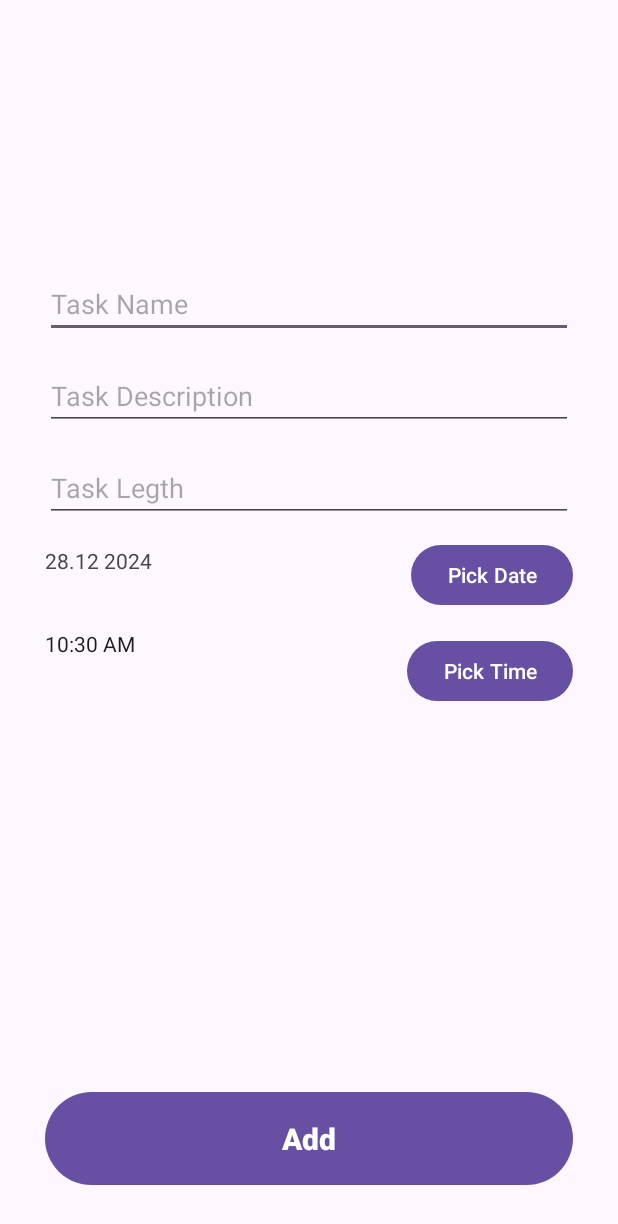
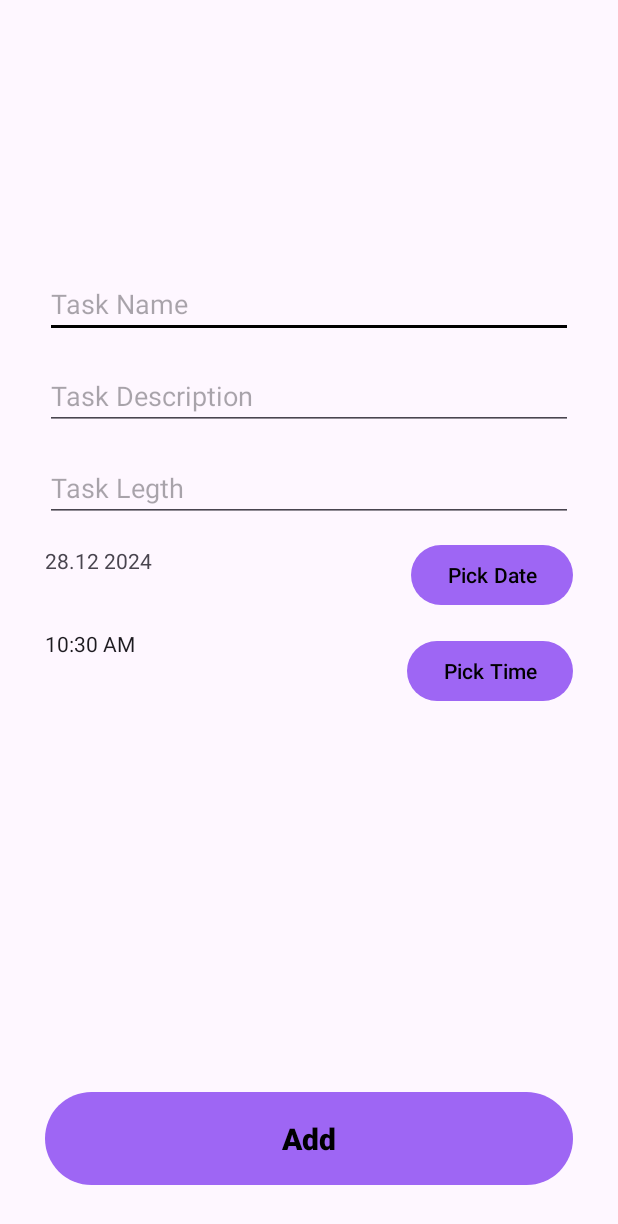
Before and after one commit to gyarab/2024-4e-svacek-DayPlanner, an Android app: the screen it shows after launch (AddTaskActivity), after a tap on "Add new Task", on a phone screen of 412 x 824 dp. Shown: the top 1224 px of the screen. Run offline under Robolectric (Android 15) with nearby library versions, the phone set to English and light mode, and no system bars.

Commit message:
seperating into fragments & color themes

```diff
--- a/app/src/main/java/com/example/dayplanner/MainActivity.java
+++ b/app/src/main/java/com/example/dayplanner/MainActivity.java
@@ -1,134 +1,94 @@
 package com.example.dayplanner;
 
 import android.content.Intent;
-import android.database.Cursor;
 import android.os.Build;
 import android.os.Bundle;
 import android.util.Log;
 import android.view.MenuItem;
 import android.view.View;
-import android.widget.Button;
 import android.widget.PopupMenu;
 import android.widget.TextView;
 import android.widget.Toast;
 
 import androidx.activity.EdgeToEdge;
 import androidx.appcompat.app.AppCompatActivity;
-import androidx.appcompat.view.menu.MenuBuilder;
 import androidx.core.graphics.Insets;
 import androidx.core.view.ViewCompat;
 import androidx.core.view.WindowInsetsCompat;
-import androidx.recyclerview.widget.LinearLayoutManager;
-import androidx.recyclerview.widget.RecyclerView;
+import androidx.fragment.app.FragmentTransaction;
 
 import com.google.android.material.floatingactionbutton.FloatingActionButton;
 
 import java.text.DateFormatSymbols;
-import java.util.ArrayList;
 import java.util.Calendar;
 
-public class MainActivity extends AppCompatActivity {
+public class MainActivity extends AppCompatActivity implements WeeklyHeaderFragment.OnDaySelectedListener {
 
-    RecyclerView timeLine;
+
     FloatingActionButton addTask;
-    RecyclerView weeklyRecyclerView;
-    TasksDBHelper timelineDbHelper;
-    ArrayList<String> task_start_time, task_title, task_description, task_length;
-    TimelineAdapter timelineAdapter;
-    DayAdapter dayAdapter;
 
     @Override
     protected void onCreate(Bundle savedInstanceState) {
         super.onCreate(savedInstanceState);
         EdgeToEdge.enable(this);
         setContentView(R.layout.activity_main);
+
+        if (savedInstanceState == null) {
+            // Add TimelineFragment to the activity
+            FragmentTransaction timelineTransaction = getSupportFragmentManager().beginTransaction();
+            timelineTransaction.replace(R.id.fragment_container_timeline, new TimelineFragment());
+            timelineTransaction.commit();
+
+            // Adding a Tag to the Timeline fragment so that I can access its methods later
+            getSupportFragmentManager()
+                    .beginTransaction()
+                    .replace(R.id.fragment_container_timeline, new TimelineFragment(), "TIMELINE_FRAGMENT_TAG")
+                    .commit();
+
+            // Add WeeklyHeaderFragment to the activity
+            FragmentTransaction transaction2 = getSupportFragmentManager().beginTransaction();
+            transaction2.replace(R.id.fragment_container_header, new WeeklyHeaderFragment());
+            transaction2.commit();
+        }
+
+        // Set up system UI insets
         ViewCompat.setOnApplyWindowInsetsListener(findViewById(R.id.main), (v, insets) -> {
-            Insets systemBars = insets.getInsets(WindowInsetsCompat.Type.systemBars());
+         Insets systemBars = insets.getInsets(WindowInsetsCompat.Type.systemBars());
             v.setPadding(systemBars.left, systemBars.top, systemBars.right, systemBars.bottom);
             return insets;
-        });
+         });
 
-        popupMenu(); //function that sets the popupmenu to work
+        popupMenu(); // function that sets the popup menu to work
 
+        // Get current date and set month/year in the UI
         Calendar calendar = Calendar.getInstance();
         int currentYear = calendar.get(Calendar.YEAR);
         int currentMonth = calendar.get(Calendar.MONTH);
-        String currentMonthName = new DateFormatSymbols().getMonths()[currentMonth]; //convert month number to name
-        ((TextView)findViewById(R.id.monthYearTextView)).setText(currentMonthName + " " + currentYear); //set the month year view to current month and year as default
+        String currentMonthName = new DateFormatSymbols().getMonths()[currentMonth]; // convert month number to name
+        ((TextView) findViewById(R.id.monthYearTextView)).setText(currentMonthName + " " + currentYear); // set the month year view to current month and year as default
 
-        //Creating timeline recyclerview
-        timeLine = findViewById(R.id.timeLine);
         addTask = findViewById(R.id.AddTaskButton);
         addTask.setOnClickListener(new View.OnClickListener() {
             @Override
             public void onClick(View view) {
-                //User wants too add new task -> new activity starts
+                // User wants to add a new task -> new activity starts
                 Intent intent = new Intent(MainActivity.this, AddTaskActivity.class);
                 startActivity(intent);
             }
         });
-
-        timelineDbHelper = new TasksDBHelper(MainActivity.this);
-        task_start_time = new ArrayList<>();
-        task_title = new ArrayList<>();
-        task_description = new ArrayList<>();
-        task_length = new ArrayList<>();
-
-        timelineAdapter = new TimelineAdapter(MainActivity.this, task_start_time, task_title, task_description, task_length);
-        timeLine.setAdapter(timelineAdapter);
-        //This line assigns your custom RecyclerView.Adapter (customAdapter) to the RecyclerView (timeLine).
-        //The adapter (customAdapter) is responsible for creating and binding the individual list items that the RecyclerView will display.
-        //In this case, customAdapter contains task data, which it will provide to each RecyclerView item through methods like onBindViewHolder
-        timeLine.setLayoutManager(new LinearLayoutManager(MainActivity.this)); //organizes the items in a vertical or horizontal scrolling list (vertical by default)
-
-        fetchTaskData("13122024");
-
-        //Creating dayRecyclerView - week displayed as a header
-        DaysList daysList = new DaysList();
-
-        dayAdapter = new DayAdapter(MainActivity.this, daysList, new DayAdapter.OnDayClickListener() {
-            @Override
-            public void onDayClick(String dateId) {
-                fetchTaskData(dateId);
-            }
-        });
-        weeklyRecyclerView = findViewById(R.id.weeklyRecyclerView);
-        weeklyRecyclerView.setAdapter(dayAdapter);
-        weeklyRecyclerView.setLayoutManager(new LinearLayoutManager(MainActivity.this, LinearLayoutManager.HORIZONTAL, false));
     }
 
-    void fetchTaskData(String dateId) {
-        Cursor cursor = timelineDbHelper.readAllDataWithDate(dateId); //Object used to retrieve data from db
-        Log.d("FETCH", "fetchTaskData: " + dateId);
-
-        //clear the arrays
-        task_start_time.clear();
-        task_title.clear();
-        task_description.clear();
-        task_length.clear();
-
-        if (cursor.getCount() == 0) {
-            //get count gets the number of rows
-            //if no rows then display a message
-            Toast.makeText(this, "Add Tasks and tackle your day!", Toast.LENGTH_SHORT).show();
+    public void onDaySelected(String dateId) {
+        // Pass the dateId to TimelineFragment
+        TimelineFragment timelineFragment = (TimelineFragment) getSupportFragmentManager().findFragmentByTag("TIMELINE_FRAGMENT_TAG");
+        if (timelineFragment != null) {
+            timelineFragment.fetchTaskData(dateId); // Call the method in the fragment
         } else {
-            //User has saved some tasks in database
-            while(cursor.moveToNext()) {
-                //moveToNext() takes next row of the retrieved db data
-                task_start_time.add(cursor.getString(4)); //adds to array the first column of the row
-                task_title.add(cursor.getString(1)); //adds to array the second column of the row and so on
-                task_description.add(cursor.getString(2));
-                task_length.add(cursor.getString(5));
-            }
-            Log.d("FETCH", task_title.toString());
+            Log.e("MainActivity", "TimelineFragment not found");
         }
-        cursor.close();
-
-        //notify the timelineAdapter that the data has changed
-        timelineAdapter.notifyDataSetChanged();
     }
-
     void popupMenu() {
+        // Function for showing a popup menu when the profile button is clicked
         FloatingActionButton profileButton = findViewById(R.id.ProfileButton);
 
         profileButton.setOnClickListener(new View.OnClickListener() {
@@ -139,7 +99,7 @@ public class MainActivity extends AppCompatActivity {
 
                 // Force icons to be shown in the PopupMenu
                 if (Build.VERSION.SDK_INT >= Build.VERSION_CODES.Q) {
-                    //by default the are for some reason hidden :)
+                    // by default the icons are hidden, but force them to be shown
                     popupMenu.setForceShowIcon(true);
                 }
 
@@ -168,6 +128,4 @@ public class MainActivity extends AppCompatActivity {
             }
         });
     }
-
-
 }
--- a/app/src/main/java/com/example/dayplanner/SettingsActivity.java
+++ b/app/src/main/java/com/example/dayplanner/SettingsActivity.java
@@ -27,7 +27,7 @@ public class SettingsActivity extends AppCompatActivity {
     public static class SettingsFragment extends PreferenceFragmentCompat {
         @Override
         public void onCreatePreferences(Bundle savedInstanceState, String rootKey) {
-            setPreferencesFromResource(R.xml.root_preferences, rootKey);
+            setPreferencesFromResource(R.xml.settings_preferences, rootKey);
         }
     }
 }
--- /dev/null
+++ b/app/src/main/java/com/example/dayplanner/TimelineFragment.java
@@ -0,0 +1,71 @@
+package com.example.dayplanner;
+
+import android.database.Cursor;
+import android.os.Bundle;
+import android.view.LayoutInflater;
+import android.view.View;
+import android.view.ViewGroup;
+import androidx.fragment.app.Fragment;
+import androidx.recyclerview.widget.LinearLayoutManager;
+import androidx.recyclerview.widget.RecyclerView;
+
+import java.util.ArrayList;
+
+// Fragment responsible for displaying tasks for a specific day
+public class TimelineFragment extends Fragment {
+
+    RecyclerView timeLine; // RecyclerView to display the task timeline
+    TasksDBHelper timelineDbHelper; // Helper class to interact with the database
+    ArrayList<String> task_start_time, task_title, task_description, task_length; // Lists to hold task data
+    TimelineAdapter timelineAdapter; // Adapter to bind task data to RecyclerView
+
+    @Override
+    public View onCreateView(LayoutInflater inflater, ViewGroup container, Bundle savedInstanceState) {
+        // Inflate the layout for the fragment
+        View view = inflater.inflate(R.layout.fragment_timeline, container, false);
+
+        // Initialize the RecyclerView for timeline view
+        timeLine = view.findViewById(R.id.timeLine);
+        timelineDbHelper = new TasksDBHelper(getContext());
+        task_start_time = new ArrayList<>();
+        task_title = new ArrayList<>();
+        task_description = new ArrayList<>();
+        task_length = new ArrayList<>();
+
+        // Set the adapter to the RecyclerView and layout manager
+        timelineAdapter = new TimelineAdapter(getContext(), task_start_time, task_title, task_description, task_length);
+        timeLine.setAdapter(timelineAdapter);
+        timeLine.setLayoutManager(new LinearLayoutManager(getContext()));
+
+        // Initialize the timeline with a default date (e.g., "13122024")
+        fetchTaskData("13122024");
+
+        return view;
+    }
+
+    // Method to fetch task data from the database for a specific date
+    void fetchTaskData(String dateId) {
+        // Query the database to retrieve tasks for the specific date
+        Cursor cursor = timelineDbHelper.readAllDataWithDate(dateId);
+
+        // Clear existing task data
+        task_start_time.clear();
+        task_title.clear();
+        task_description.clear();
+        task_length.clear();
+
+        if (cursor.getCount() != 0) {
+            // If there are tasks for the selected date, add them to the lists
+            while (cursor.moveToNext()) {
+                task_start_time.add(cursor.getString(4)); // Task start time
+                task_title.add(cursor.getString(1)); // Task title
+                task_description.add(cursor.getString(2)); // Task description
+                task_length.add(cursor.getString(5)); // Task length
+            }
+        }
+        cursor.close();
+
+        // Notify the adapter that the data has changed, so the RecyclerView is updated
+        timelineAdapter.notifyDataSetChanged();
+    }
+}
--- /dev/null
+++ b/app/src/main/java/com/example/dayplanner/WeeklyHeaderFragment.java
@@ -0,0 +1,46 @@
+package com.example.dayplanner;
+
+import android.os.Bundle;
+import android.util.Log;
+import android.view.LayoutInflater;
+import android.view.View;
+import android.view.ViewGroup;
+import androidx.fragment.app.Fragment;
+import androidx.recyclerview.widget.LinearLayoutManager;
+import androidx.recyclerview.widget.RecyclerView;
+
+public class WeeklyHeaderFragment extends Fragment {
+
+    RecyclerView weeklyRecyclerView;
+    DayAdapter dayAdapter;
+
+    @Override
+    public View onCreateView(LayoutInflater inflater, ViewGroup container, Bundle savedInstanceState) {
+        View view = inflater.inflate(R.layout.fragment_weekly_header, container, false);
+
+        weeklyRecyclerView = view.findViewById(R.id.weeklyRecyclerView);
+        DaysList daysList = new DaysList();
+        dayAdapter = new DayAdapter(getContext(), daysList, new DayAdapter.OnDayClickListener() {
+            @Override
+            public void onDayClick(String dateId) {
+                // Notify the activity
+                if (getActivity() instanceof OnDaySelectedListener) {
+                    ((OnDaySelectedListener) getActivity()).onDaySelected(dateId);
+                    Log.d("WeeklyHeaderFragment", "Day clicked: " + dateId);
+                } else {
+                    Log.e("WeeklyHeaderFragment", "Activity must implement OnDaySelectedListener");
+                }
+            }
+        });
+
+        weeklyRecyclerView.setAdapter(dayAdapter);
+        weeklyRecyclerView.setLayoutManager(new LinearLayoutManager(getContext(), LinearLayoutManager.HORIZONTAL, false));
+
+        return view;
+    }
+
+    // Interface for communicating with the activity
+    public interface OnDaySelectedListener {
+        void onDaySelected(String dateId);
+    }
+}
--- a/app/src/main/res/values-night/themes.xml
+++ b/app/src/main/res/values-night/themes.xml
@@ -2,6 +2,15 @@
     <!-- Base application theme. -->
     <style name="Base.Theme.DayPlanner" parent="Theme.Material3.DayNight.NoActionBar">
         <!-- Customize your dark theme here. -->
-        <!-- <item name="colorPrimary">@color/my_dark_primary</item> -->
+        <item name="colorPrimary">@color/colorPrimaryDark</item>
+        <item name="colorOnPrimary">@color/colorOnPrimaryDark</item>
+        <item name="colorPrimaryVariant">@color/colorPrimaryVariantDark</item>
+        <item name="colorSecondary">@color/colorSecondaryDark</item>
+        <item name="colorOnSecondary">@color/colorOnSecondaryDark</item>
+        <item name="colorSecondaryVariant">@color/colorSecondaryVariantDark</item>
+        <item name="colorSurface">@color/colorSurfaceDark</item>
+        <item name="colorOnSurface">@color/colorOnSurfaceDark</item>
+        <item name="colorOnBackground">@color/colorOnBackgroundDark</item>
+        <item name="colorError">@color/colorErrorDark</item>
     </style>
 </resources>
--- a/app/src/main/res/values/colors.xml
+++ b/app/src/main/res/values/colors.xml
@@ -4,6 +4,31 @@
     <color name="white">#FFFFFFFF</color>
     <color name="dark_gray">#616161</color>
     <color name="colorAccent">#FF4081</color>
-    <color name="colorPrimary">#6200EE</color>
-    <color name="colorPrimaryDark">#3700B3</color>
+    <color name="primaryLightColor">#9E66F4</color>
+    <color name="primaryDarkColor">#2F0385</color>
+
+    <color name="colorPrimaryLight">#FF9E66F4</color>
+    <color name="colorOnPrimaryLight">#FF000000</color>
+    <color name="colorPrimaryVariantLight">#FF9E66F4</color>
+    <color name="colorSecondaryLight">#FF000000</color>
+    <color name="colorOnSecondaryLight">#FF000000</color>
+    <color name="colorSecondaryVariantLight">#FF000000</color>
+    <color name="colorSurfaceLight">#FF000000</color>
+    <color name="colorOnSurfaceLight">#FF000000</color>
+    <color name="colorBackgroundLight">#FF000000</color>
+    <color name="colorOnBackgroundLight">#FF000000</color>
+    <color name="colorErrorLight">#FF000000</color>
+
+    <color name="colorPrimaryDark">#FF000000</color>
+    <color name="colorOnPrimaryDark">#FF000000</color>
+    <color name="colorPrimaryVariantDark">#FF000000</color>
+    <color name="colorSecondaryDark">#FF000000</color>
+    <color name="colorOnSecondaryDark">#FF000000</color>
+    <color name="colorSecondaryVariantDark">#FF000000</color>
+    <color name="colorSurfaceDark">#FF000000</color>
+    <color name="colorOnSurfaceDark">#FF000000</color>
+    <color name="colorBackgroundDark">#FF000000</color>
+    <color name="colorOnBackgroundDark">#FFFFFF</color>
+    <color name="colorErrorDark">#FF000000</color>
+
 </resources>
--- a/app/src/main/res/values/themes.xml
+++ b/app/src/main/res/values/themes.xml
@@ -2,7 +2,16 @@
     <!-- Base application theme. -->
     <style name="Base.Theme.DayPlanner" parent="Theme.Material3.DayNight.NoActionBar">
         <!-- Customize your light theme here. -->
-        <!-- <item name="colorPrimary">@color/my_light_primary</item> -->
+        <item name="colorPrimary">@color/colorPrimaryLight</item>
+        <item name="colorOnPrimary">@color/colorOnPrimaryLight</item>
+        <item name="colorPrimaryVariant">@color/colorPrimaryVariantLight</item>
+        <item name="colorSecondary">@color/colorSecondaryLight</item>
+        <item name="colorOnSecondary">@color/colorOnSecondaryLight</item>
+        <item name="colorSecondaryVariant">@color/colorSecondaryVariantLight</item>
+        <item name="colorSurface">@color/colorSurfaceLight</item>
+        <item name="colorOnSurface">@color/colorOnSurfaceLight</item>
+        <item name="colorOnBackground">@color/colorOnBackgroundLight</item>
+        <item name="colorError">@color/colorErrorLight</item>
     </style>
 
     <style name="Theme.DayPlanner" parent="Base.Theme.DayPlanner" />
```
Also changed, not shown: app/src/main/java/com/example/dayplanner/SettingsFragment.java (added, +44 -0 lines), app/src/main/res/layout/activity_main.xml (+15 -14 lines), app/src/main/res/layout/fragment_timeline.xml (added, +12 -0 lines), app/src/main/res/layout/fragment_weekly_header.xml (added, +29 -0 lines), app/src/main/res/xml/root_preferences.xml (deleted, +0 -35 lines), app/src/main/res/xml/settings_preferences.xml (added, +15 -0 lines).
